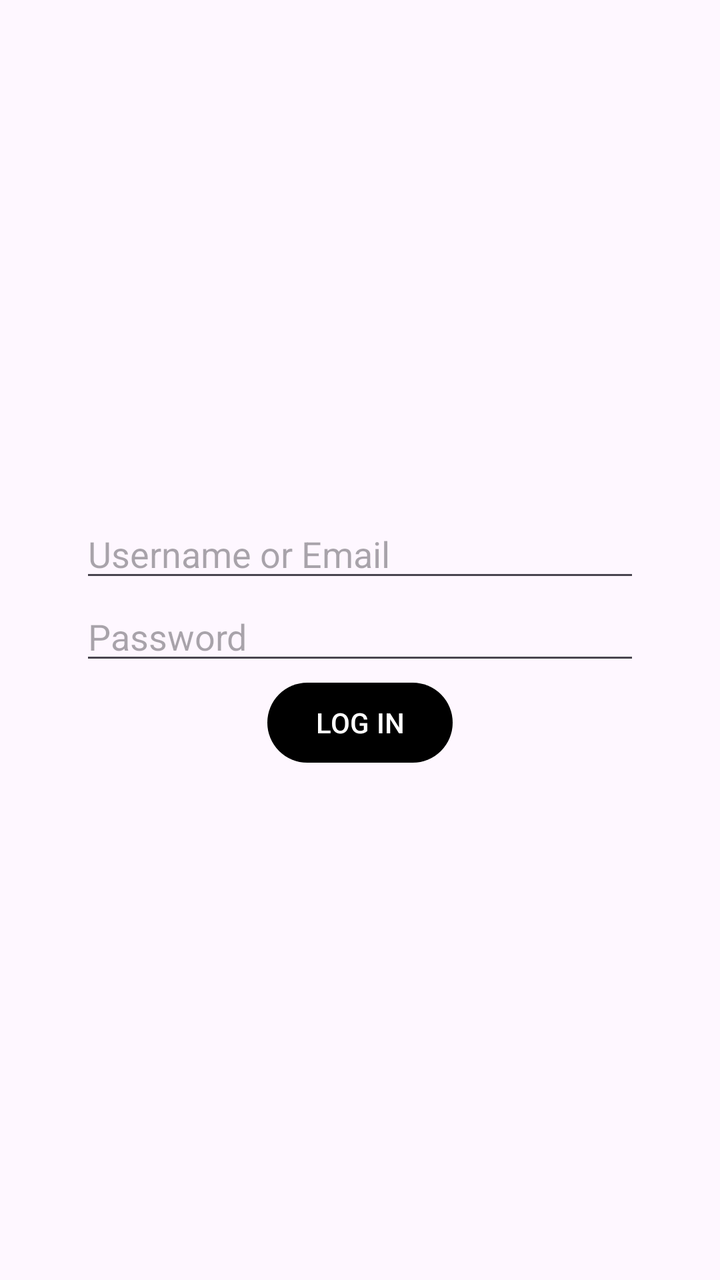
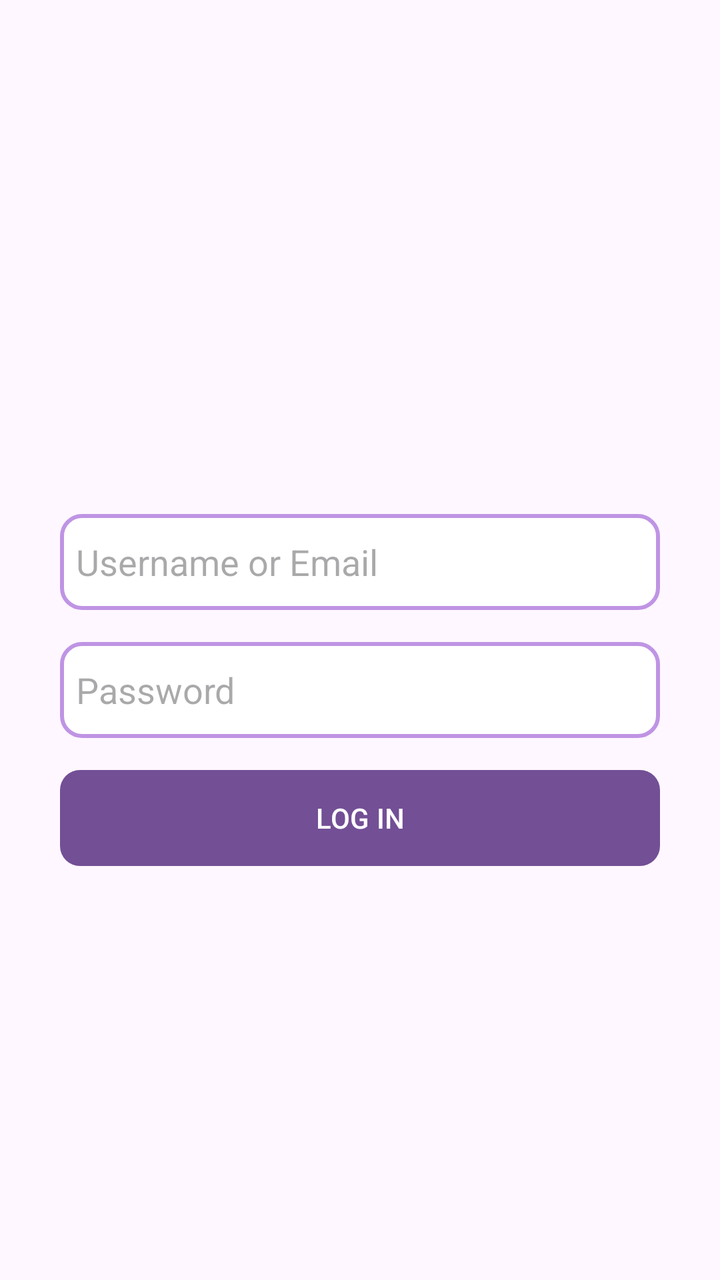

Before-and-after screenshots of an Android layout around one commit, followed by the original layout XML and the change that was made.
<!-- AndroidManifest.xml: application theme Theme.TheApp -->
<!-- res/layout/fragment_login.xml -->
<?xml version="1.0" encoding="utf-8"?>
<LinearLayout xmlns:android="http://schemas.android.com/apk/res/android"
    xmlns:tools="http://schemas.android.com/tools"
    android:layout_width="match_parent"
    android:layout_height="match_parent"
    android:gravity="center"
    android:orientation="vertical"
    android:id="@+id/loginLayout">

    <EditText
        android:id="@+id/loginUE"
        android:layout_width="match_parent"
        android:layout_height="wrap_content"
        android:layout_marginHorizontal="40dp"
        android:inputType="text"
        android:hint="@string/login_ue"/>

    <EditText
        android:id="@+id/loginPass"
        android:layout_width="match_parent"
        android:layout_height="wrap_content"
        android:layout_marginHorizontal="40dp"
        android:inputType="textPassword"
        android:hint="@string/login_password"/>

    <Button
        android:id="@+id/loginButton"
        android:layout_width="wrap_content"
        android:layout_height="wrap_content"
        android:text="@string/log_in"/>

</LinearLayout>
<!-- resources referenced by this layout -->
<resources>
  <string name="log_in">LOG IN</string>
  <string name="login_password">Password</string>
  <string name="login_ue">Username or Email</string>
  <style name="Theme.TheApp" parent="Base.Theme.TheApp" />
  <style name="Base.Theme.TheApp" parent="Theme.Material3.DayNight.NoActionBar">
          
          
          <item name="colorPrimary">@color/primary</item>
          <item name="colorOnPrimary">@color/on_primary</item>
      </style>
  <color name="primary">#000000</color>
  <color name="on_primary">#FFFFFF</color>
</resources>

<!-- the commit's change to res/layout/fragment_login.xml (unified diff, before → after) -->
@@ -1,5 +1,6 @@
 <?xml version="1.0" encoding="utf-8"?>
 <LinearLayout xmlns:android="http://schemas.android.com/apk/res/android"
+    xmlns:app="http://schemas.android.com/apk/res-auto"
     xmlns:tools="http://schemas.android.com/tools"
     android:layout_width="match_parent"
     android:layout_height="match_parent"
@@ -9,24 +10,31 @@
 
     <EditText
         android:id="@+id/loginUE"
-        android:layout_width="match_parent"
-        android:layout_height="wrap_content"
-        android:layout_marginHorizontal="40dp"
+        android:layout_width="300dp"
+        android:layout_height="48dp"
+        android:layout_marginTop="50dp"
+        android:background="@drawable/edittext_bg"
+        android:padding="8dp"
         android:inputType="text"
         android:hint="@string/login_ue"/>
 
     <EditText
         android:id="@+id/loginPass"
-        android:layout_width="match_parent"
-        android:layout_height="wrap_content"
-        android:layout_marginHorizontal="40dp"
+        android:layout_width="300dp"
+        android:layout_height="48dp"
+        android:background="@drawable/edittext_bg"
+        android:padding="8dp"
+        android:layout_marginVertical="16dp"
         android:inputType="textPassword"
         android:hint="@string/login_password"/>
 
     <Button
         android:id="@+id/loginButton"
-        android:layout_width="wrap_content"
-        android:layout_height="wrap_content"
+        android:layout_width="300dp"
+        android:layout_height="48dp"
+        android:background="@drawable/button_bg"
+        android:backgroundTint="@color/white"
+        app:backgroundTint="#734F96"
         android:text="@string/log_in"/>
 
 </LinearLayout>
<!-- resource entries referenced after the edit -->
@@ -1,5 +1,34 @@
 <!-- resources referenced by this layout -->
 <resources>
+  <color name="white">#FFFFFF</color>
+  <!-- drawable button_bg (drawable) -->
+  <?xml version="1.0" encoding="utf-8"?>
+  <shape xmlns:android="http://schemas.android.com/apk/res/android"
+      android:shape="rectangle">
+  
+      <solid
+          android:color="@color/white"/>
+  
+      <corners
+          android:radius="10dp"/>
+  
+  </shape>
+  <!-- drawable edittext_bg (drawable) -->
+  <?xml version="1.0" encoding="utf-8"?>
+  <shape xmlns:android="http://schemas.android.com/apk/res/android"
+      android:shape="rectangle">
+  
+      <solid
+          android:color="@color/white"/>
+  
+      <corners
+          android:radius="10dp"/>
+  
+      <stroke
+          android:color="#BF94E4"
+          android:width="2dp"/>
+  
+  </shape>
   <string name="log_in">LOG IN</string>
   <string name="login_password">Password</string>
   <string name="login_ue">Username or Email</string>
